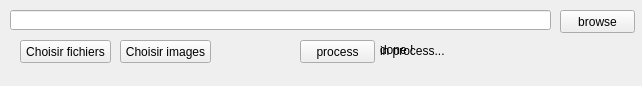
Old version of the form ihm.ui in the repository Silous888/999_patchFrAuto.
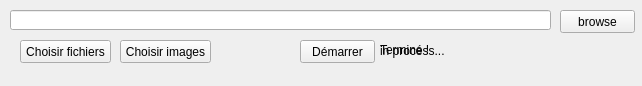
New version of the form. Icons and pictures are not drawn. Custom widgets are drawn as their Qt base class.

Commit message: masque label "done", si on refait un process, et traduction de "process" et "done"

Diff of the .ui file:
```diff
--- a/ihm.ui
+++ b/ihm.ui
@@ -49,7 +49,7 @@
      </size>
     </property>
     <property name="text">
-     <string>process</string>
+     <string>Démarrer</string>
     </property>
    </widget>
    <widget class="QPushButton" name="pushButton_browse">
@@ -75,7 +75,7 @@
      </rect>
     </property>
     <property name="text">
-     <string>done !</string>
+     <string>Terminé !</string>
     </property>
    </widget>
    <widget class="QLabel" name="label_process">
```
The commit also changes 2 other files.
